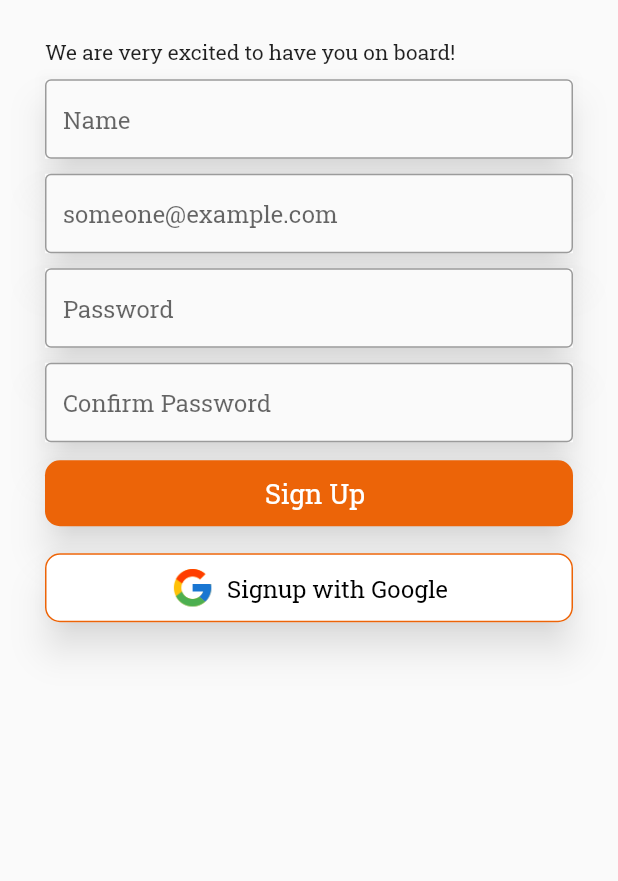
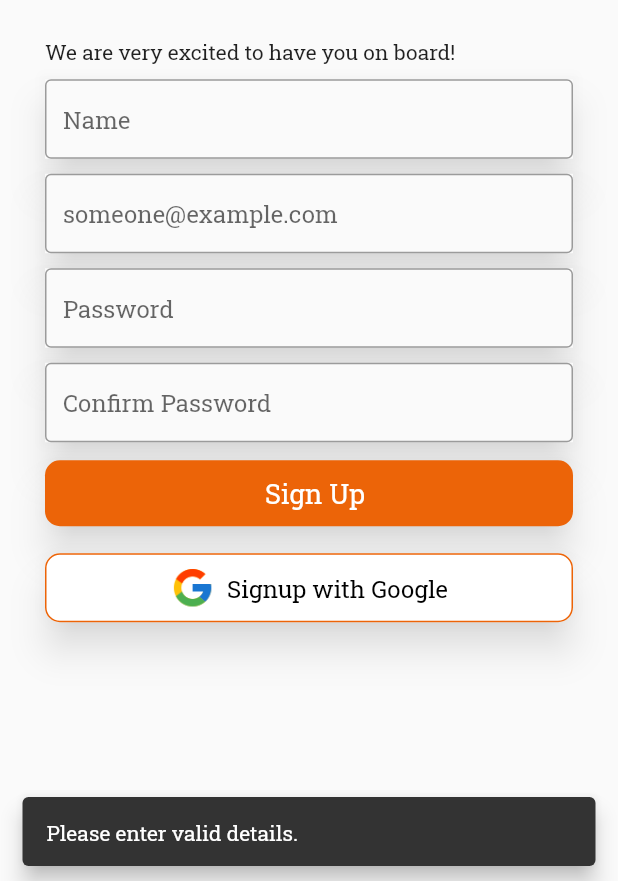
Before and after one commit to Sarthak-ONS/orely-booking-app, a Flutter app: the SignupScreen screen opened by its route, after a tap on "Sign Up", on a phone screen of 412 x 824 dp, the part 355-1236 px from its top. Run offline on Flutter 3.47's test engine with Material 2 defaults, Android fonts, the phone set to English and light mode, and no system bars; our stand-ins replace cloud_firestore, firebase_auth, firebase_core, google_sign_in; accounts and stored records are empty; network calls fail.

```diff
--- a/lib/Screens/room_description_screen.dart
+++ b/lib/Screens/room_description_screen.dart
@@ -1,3 +1,4 @@
+import 'package:bookingapp/helper_functions.dart';
 import 'package:cloud_firestore/cloud_firestore.dart';
 import 'package:flutter/material.dart';
 import 'package:intl/intl.dart';
@@ -453,6 +454,8 @@ class _RoomDescriptionScreenState extends State<RoomDescriptionScreen> {
                           return;
                         }
 
+                        displayLoadingDialog(context);
+
                         FirebaseFirestoreApi().checkAValidBooking(context,
                             meetingRoomName: snapshot.data!.get("name"),
                             meetingObjective: _textEditingController!.text,
--- a/lib/Screens/signup_screen.dart
+++ b/lib/Screens/signup_screen.dart
@@ -112,7 +112,31 @@ class _SignupScreenState extends State<SignupScreen> {
                   if (_emailController!.text.isEmpty ||
                       _passwordController!.text.isEmpty ||
                       _confirmPasswordController!.text.isEmpty ||
-                      _nameController!.text.isEmpty) return;
+                      _nameController!.text.isEmpty) {
+                    ScaffoldMessenger.of(context).showSnackBar(
+                      const SnackBar(
+                        behavior: SnackBarBehavior.floating,
+                        content: Text(
+                          'Please enter valid details.',
+                        ),
+                      ),
+                    );
+                    return;
+                  }
+
+                  if (_passwordController!.text !=
+                      _confirmPasswordController!.text) {
+                    ScaffoldMessenger.of(context).showSnackBar(
+                      const SnackBar(
+                        behavior: SnackBarBehavior.floating,
+                        content: Text(
+                          'Passwords do not match!',
+                        ),
+                      ),
+                    );
+                    return;
+                  }
+
                   FirebaseAuthApi().signUpWithEmailAndPassword(
                     context,
                     name: _nameController!.text,
```
Also changed, not shown: lib/Screens/active_bookings_screen.dart (+21 -2 lines), lib/Screens/home_screens.dart (+21 -16 lines), lib/Services/firebase_auth_api.dart (+12 -2 lines), lib/Services/firesbase_firestore_api.dart (+14 -4 lines), lib/helper_functions.dart (+22 -0 lines), Assets/Images/person.png (added).
